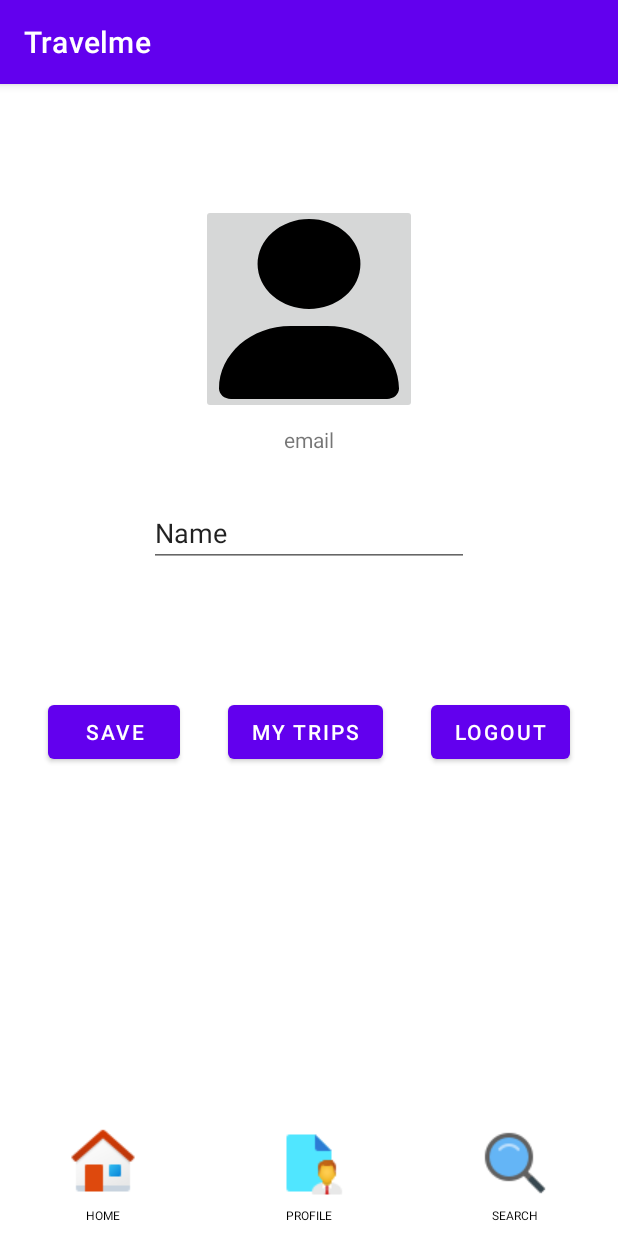
After one commit to gal1606/TravelmeKotlin, an Android app: the ProfileFragment screen opened through its navigation route, on a phone screen of 412 x 824 dp. The commit adds this screen. Run offline under Robolectric (Android 15) with nearby library versions, the phone set to English and light mode, and no system bars; our stand-ins replace Firebase (no records; nobody signed in at launch, a user with empty details on screens opened directly); pictures from the network do not load.

Commit message:
Profile page design, and transition between the different pages

```diff
--- a/app/src/main/java/co/il/travelme/MainActivity.kt
+++ b/app/src/main/java/co/il/travelme/MainActivity.kt
@@ -2,14 +2,32 @@ package co.il.travelme
 
 import androidx.appcompat.app.AppCompatActivity
 import android.os.Bundle
+import android.util.Log
+import co.il.travelme.databinding.ActivityMainBinding
 import co.il.travelme.models.User
 import co.il.travelme.viewmodels.FirebaseAuthVM
 import co.il.travelme.viewmodels.FirebaseDBVM
+import androidx.navigation.Navigation.findNavController
+import androidx.navigation.findNavController
 
 class MainActivity : AppCompatActivity() {
+    private lateinit var mainBinding: ActivityMainBinding
     override fun onCreate(savedInstanceState: Bundle?) {
         super.onCreate(savedInstanceState)
-        setContentView(R.layout.activity_main)
+        mainBinding = ActivityMainBinding.inflate(layoutInflater)
+        val view = mainBinding.root
+
+        mainBinding.bottomBar.home.setOnClickListener {
+            findNavController(R.id.nav_host_fragment).navigate(R.id.action_profileFragment_to_itemFragment)
+        }
+
+        mainBinding.bottomBar.profile.setOnClickListener {
+            findNavController(R.id.nav_host_fragment).navigate(R.id.action_itemFragment_to_profileFragment2)
+        }
+
+        mainBinding.bottomBar.search.setOnClickListener {
+        }
+        setContentView(view)
     }
 }
 
@@ -22,7 +40,3 @@ object AuthViewModel {
 object StoreViewModel {
     var storeViewModel: FirebaseDBVM = FirebaseDBVM()
 }
-
-object DialogMessage {
-    var dialogMessage : String = ""
-}
--- /dev/null
+++ b/app/src/main/java/co/il/travelme/ui/Profile/ProfileFragment.kt
@@ -0,0 +1,60 @@
+package co.il.travelme.ui.Profile
+
+import android.os.Bundle
+import androidx.fragment.app.Fragment
+import android.view.LayoutInflater
+import android.view.View
+import android.view.ViewGroup
+import co.il.travelme.R
+
+// TODO: Rename parameter arguments, choose names that match
+// the fragment initialization parameters, e.g. ARG_ITEM_NUMBER
+private const val ARG_PARAM1 = "param1"
+private const val ARG_PARAM2 = "param2"
+
+/**
+ * A simple [Fragment] subclass.
+ * Use the [ProfileFragment.newInstance] factory method to
+ * create an instance of this fragment.
+ */
+class ProfileFragment : Fragment() {
+    // TODO: Rename and change types of parameters
+    private var param1: String? = null
+    private var param2: String? = null
+
+    override fun onCreate(savedInstanceState: Bundle?) {
+        super.onCreate(savedInstanceState)
+        arguments?.let {
+            param1 = it.getString(ARG_PARAM1)
+            param2 = it.getString(ARG_PARAM2)
+        }
+    }
+
+    override fun onCreateView(
+        inflater: LayoutInflater, container: ViewGroup?,
+        savedInstanceState: Bundle?
+    ): View? {
+        // Inflate the layout for this fragment
+        return inflater.inflate(R.layout.fragment_profile, container, false)
+    }
+
+    companion object {
+        /**
+         * Use this factory method to create a new instance of
+         * this fragment using the provided parameters.
+         *
+         * @param param1 Parameter 1.
+         * @param param2 Parameter 2.
+         * @return A new instance of fragment ProfileFragment.
+         */
+        // TODO: Rename and change types and number of parameters
+        @JvmStatic
+        fun newInstance(param1: String, param2: String) =
+            ProfileFragment().apply {
+                arguments = Bundle().apply {
+                    putString(ARG_PARAM1, param1)
+                    putString(ARG_PARAM2, param2)
+                }
+            }
+    }
+}
--- a/app/src/main/java/co/il/travelme/ui/login/LoginActivity.kt
+++ b/app/src/main/java/co/il/travelme/ui/login/LoginActivity.kt
@@ -8,7 +8,6 @@ import android.view.View
 import android.widget.Toast
 import co.il.travelme.AuthViewModel
 import co.il.travelme.CurrentUser
-import co.il.travelme.DialogMessage
 import co.il.travelme.MainActivity
 import co.il.travelme.databinding.ActivityLoginBinding
 
--- /dev/null
+++ b/app/src/main/res/drawable/user_solid.xml
@@ -0,0 +1,9 @@
+<vector xmlns:android="http://schemas.android.com/apk/res/android"
+    android:width="120dp"
+    android:height="120dp"
+    android:viewportWidth="448"
+    android:viewportHeight="512">
+  <path
+      android:fillColor="#FF000000"
+      android:pathData="M224,256A128,128 0,1 0,224 0a128,128 0,1 0,0 256zM178.3,304C79.8,304 0,383.8 0,482.3C0,498.7 13.3,512 29.7,512L418.3,512c16.4,0 29.7,-13.3 29.7,-29.7C448,383.8 368.2,304 269.7,304L178.3,304z"/>
+</vector>
--- a/app/src/main/res/layout/activity_main.xml
+++ b/app/src/main/res/layout/activity_main.xml
@@ -18,7 +18,6 @@
         app:defaultNavHost="true"
         app:navGraph="@navigation/navi" />
 
-
     <View
         android:id="@+id/line"
         android:layout_width="match_parent"
--- a/app/src/main/res/layout/bottom_bar.xml
+++ b/app/src/main/res/layout/bottom_bar.xml
@@ -22,7 +22,7 @@
 
     <!-- כפתור 6 -->
     <TextView
-        android:id="@+id/promotions"
+        android:id="@+id/profile"
         android:layout_width="0dp"
         android:layout_height="wrap_content"
         android:layout_gravity="center"
@@ -37,7 +37,7 @@
 
     <!-- כפתור 5 -->
     <TextView
-        android:id="@+id/allbrands"
+        android:id="@+id/search"
         android:layout_width="0dp"
         android:layout_height="wrap_content"
         android:layout_gravity="center"
--- a/app/src/main/res/layout/fragment_item.xml
+++ /dev/null
@@ -1,20 +0,0 @@
-<?xml version="1.0" encoding="utf-8"?>
-<LinearLayout xmlns:android="http://schemas.android.com/apk/res/android"
-    android:layout_width="wrap_content"
-    android:layout_height="wrap_content"
-    android:orientation="horizontal">
-
-    <TextView
-        android:id="@+id/item_number"
-        android:layout_width="wrap_content"
-        android:layout_height="wrap_content"
-        android:layout_margin="@dimen/text_margin"
-        android:textAppearance="?attr/textAppearanceListItem" />
-
-    <TextView
-        android:id="@+id/content"
-        android:layout_width="wrap_content"
-        android:layout_height="wrap_content"
-        android:layout_margin="@dimen/text_margin"
-        android:textAppearance="?attr/textAppearanceListItem" />
-</LinearLayout>
--- /dev/null
+++ b/app/src/main/res/layout/fragment_profile.xml
@@ -0,0 +1,78 @@
+<?xml version="1.0" encoding="utf-8"?>
+<androidx.constraintlayout.widget.ConstraintLayout xmlns:android="http://schemas.android.com/apk/res/android"
+    xmlns:app="http://schemas.android.com/apk/res-auto"
+    xmlns:tools="http://schemas.android.com/tools"
+    android:id="@+id/ConstraintLayout"
+    android:layout_width="match_parent"
+    android:layout_height="match_parent"
+    tools:context=".ui.Profile.ProfileFragment">
+
+
+    <ImageButton
+        android:id="@+id/profileButton"
+        android:layout_width="wrap_content"
+        android:layout_height="wrap_content"
+        android:layout_marginTop="80dp"
+        android:src="@drawable/user_solid"
+        app:layout_constraintEnd_toEndOf="parent"
+        app:layout_constraintHorizontal_bias="0.5"
+        app:layout_constraintStart_toStartOf="parent"
+        app:layout_constraintTop_toTopOf="parent" />
+
+    <TextView
+        android:id="@+id/textView"
+        android:layout_width="wrap_content"
+        android:layout_height="wrap_content"
+        android:layout_marginTop="7dp"
+        android:text="@string/email"
+        app:layout_constraintEnd_toEndOf="parent"
+        app:layout_constraintHorizontal_bias="0.5"
+        app:layout_constraintStart_toStartOf="parent"
+        app:layout_constraintTop_toBottomOf="@+id/profileButton" />
+
+    <EditText
+        android:id="@+id/editTextText"
+        android:layout_width="wrap_content"
+        android:layout_height="wrap_content"
+        android:layout_marginTop="30dp"
+        android:ems="10"
+        android:inputType="text"
+        android:text="Name"
+        app:layout_constraintEnd_toEndOf="parent"
+        app:layout_constraintHorizontal_bias="0.5"
+        app:layout_constraintStart_toStartOf="parent"
+        app:layout_constraintTop_toBottomOf="@+id/textView" />
+
+    <Button
+        android:id="@+id/button"
+        android:layout_width="wrap_content"
+        android:layout_height="wrap_content"
+        android:layout_marginTop="86dp"
+        android:text="@string/save"
+        app:layout_constraintEnd_toStartOf="@+id/button3"
+        app:layout_constraintHorizontal_bias="0.5"
+        app:layout_constraintStart_toStartOf="parent"
+        app:layout_constraintTop_toBottomOf="@+id/editTextText" />
+
+    <Button
+        android:id="@+id/button2"
+        android:layout_width="wrap_content"
+        android:layout_height="wrap_content"
+        android:layout_marginTop="86dp"
+        android:text="@string/logout"
+        app:layout_constraintEnd_toEndOf="parent"
+        app:layout_constraintHorizontal_bias="0.5"
+        app:layout_constraintStart_toEndOf="@+id/button3"
+        app:layout_constraintTop_toBottomOf="@+id/editTextText" />
+
+    <Button
+        android:id="@+id/button3"
+        android:layout_width="wrap_content"
+        android:layout_height="wrap_content"
+        android:layout_marginTop="86dp"
+        android:text="@string/my_trips"
+        app:layout_constraintEnd_toStartOf="@+id/button2"
+        app:layout_constraintHorizontal_bias="0.5"
+        app:layout_constraintStart_toEndOf="@+id/button"
+        app:layout_constraintTop_toBottomOf="@+id/editTextText" />
+</androidx.constraintlayout.widget.ConstraintLayout>
--- a/app/src/main/res/navigation/navi.xml
+++ b/app/src/main/res/navigation/navi.xml
@@ -8,5 +8,18 @@
         android:id="@+id/itemFragment"
         android:name="co.il.travelme.ui.home.ItemFragment"
         android:label="fragment_item_list"
-        tools:layout="@layout/fragment_item_list" />
+        tools:layout="@layout/fragment_item_list" >
+        <action
+            android:id="@+id/action_itemFragment_to_profileFragment2"
+            app:destination="@id/profileFragment" />
+    </fragment>
+    <fragment
+        android:id="@+id/profileFragment"
+        android:name="co.il.travelme.ui.Profile.ProfileFragment"
+        android:label="fragment_profile"
+        tools:layout="@layout/fragment_profile" >
+        <action
+            android:id="@+id/action_profileFragment_to_itemFragment"
+            app:destination="@id/itemFragment" />
+    </fragment>
 </navigation>
--- a/app/src/main/res/values/strings.xml
+++ b/app/src/main/res/values/strings.xml
@@ -14,4 +14,7 @@
     <string name="like_button">Like</string>
     <string name="level_and_length">level: %1$s length: %2$s</string>
     <string name="time">time: %1$s</string>
+    <string name="save">save</string>
+    <string name="my_trips">my trips</string>
+    <string name="logout">logout</string>
 </resources>
```
